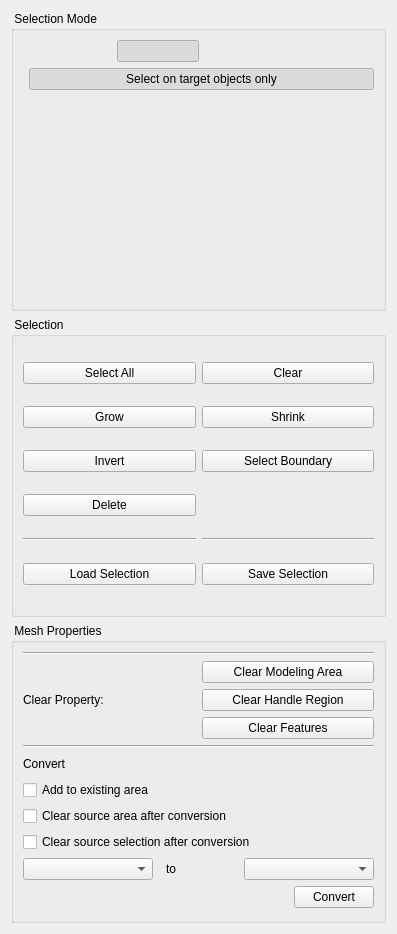
Qt form Plugin-Selection/widgets/selectionControls.ui (ShenRen/OpenFlipper) before a commit.
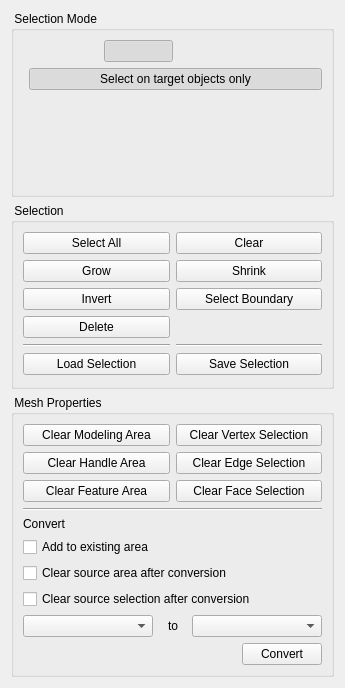
The same form after that commit.

Commit message:
Some more fancy functionality:
-Created buttons to clear vertex, edge, face selection.
-Cleaned up user interface.

```diff
--- a/Plugin-Selection/widgets/selectionControls.ui
+++ b/Plugin-Selection/widgets/selectionControls.ui
@@ -6,8 +6,8 @@
    <rect>
     <x>0</x>
     <y>0</y>
-    <width>397</width>
-    <height>934</height>
+    <width>345</width>
+    <height>688</height>
    </rect>
   </property>
   <property name="windowTitle">
@@ -314,21 +314,7 @@
      </property>
      <layout class="QGridLayout" name="gridLayout_2">
       <item row="1" column="0">
-       <widget class="Line" name="line">
-        <property name="orientation">
-         <enum>Qt::Horizontal</enum>
-        </property>
-       </widget>
-      </item>
-      <item row="2" column="0">
        <layout class="QHBoxLayout" name="horizontalLayout">
-        <item>
-         <widget class="QLabel" name="label_4">
-          <property name="text">
-           <string>Clear Property:</string>
-          </property>
-         </widget>
-        </item>
         <item>
          <layout class="QVBoxLayout" name="verticalLayout">
           <item>
@@ -353,7 +339,7 @@
              <string>Clear the handle region of all (target) objects</string>
             </property>
             <property name="text">
-             <string>Clear Handle Region</string>
+             <string>Clear Handle Area</string>
             </property>
            </widget>
           </item>
@@ -366,7 +352,50 @@
              <string>Clear the features of all (target) objects</string>
             </property>
             <property name="text">
-             <string>Clear Features</string>
+             <string>Clear Feature Area</string>
+            </property>
+           </widget>
+          </item>
+         </layout>
+        </item>
+        <item>
+         <layout class="QVBoxLayout" name="verticalLayout_2">
+          <item>
+           <widget class="QPushButton" name="clearVertexSelection">
+            <property name="toolTip">
+             <string>Clear the modeling area of all (target) objects</string>
+            </property>
+            <property name="statusTip">
+             <string>Clear the modeling area of all (target) objects</string>
+            </property>
+            <property name="text">
+             <string>Clear Vertex Selection</string>
+            </property>
+           </widget>
+          </item>
+          <item>
+           <widget class="QPushButton" name="clearEdgeSelection">
+            <property name="toolTip">
+             <string>Clear the handle region of all (target) objects</string>
+            </property>
+            <property name="statusTip">
+             <string>Clear the handle region of all (target) objects</string>
+            </property>
+            <property name="text">
+             <string>Clear Edge Selection</string>
+            </property>
+           </widget>
+          </item>
+          <item>
+           <widget class="QPushButton" name="clearFaceSelection">
+            <property name="toolTip">
+             <string>Clear the features of all (target) objects</string>
+            </property>
+            <property name="statusTip">
+             <string>Clear the features of all (target) objects</string>
+            </property>
+            <property name="text">
+             <string>Clear Face Selection</string>
             </property>
            </widget>
           </item>
@@ -374,14 +403,14 @@
         </item>
        </layout>
       </item>
-      <item row="3" column="0">
+      <item row="2" column="0">
        <widget class="Line" name="line_4">
         <property name="orientation">
          <enum>Qt::Horizontal</enum>
         </property>
        </widget>
       </item>
-      <item row="4" column="0">
+      <item row="3" column="0">
        <layout class="QVBoxLayout" name="verticalLayout_4">
         <item>
          <widget class="QLabel" name="label">
@@ -451,6 +480,12 @@
               <property name="orientation">
                <enum>Qt::Horizontal</enum>
               </property>
+              <property name="sizeHint" stdset="0">
+               <size>
+                <width>0</width>
+                <height>0</height>
+               </size>
+              </property>
              </spacer>
             </item>
             <item>
@@ -471,6 +506,12 @@
               <property name="orientation">
                <enum>Qt::Horizontal</enum>
               </property>
+              <property name="sizeHint" stdset="0">
+               <size>
+                <width>0</width>
+                <height>0</height>
+               </size>
+              </property>
              </spacer>
             </item>
             <item>
```
The commit also changes 2 other files.
